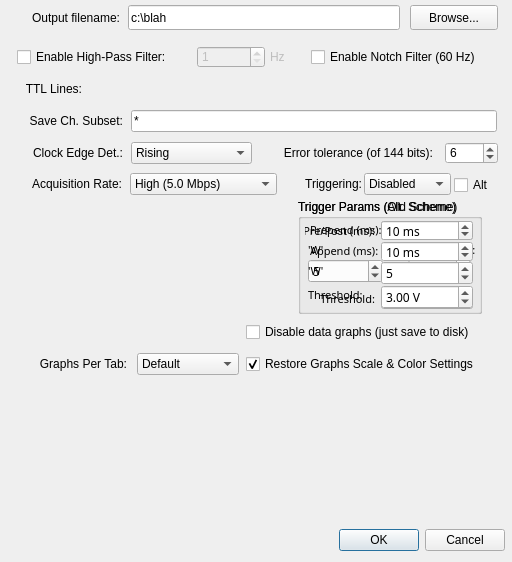
Old version of the form Bug_ConfigDialog.ui in the repository acorver/SpikeGL.
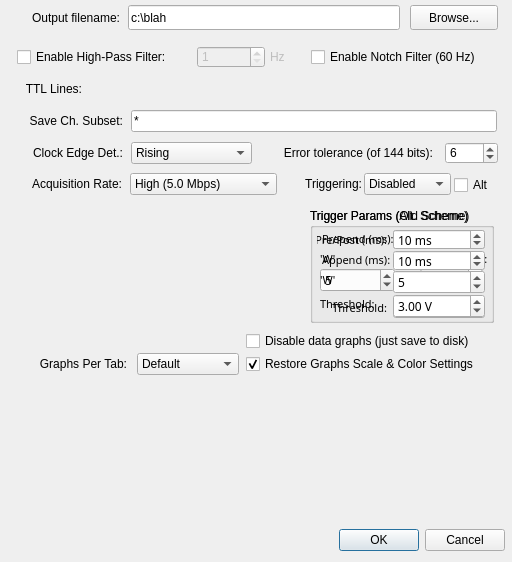
New version of the form. Icons and pictures are not drawn.

Diff of the .ui file:
```diff
--- a/Bug_ConfigDialog.ui
+++ b/Bug_ConfigDialog.ui
@@ -138,7 +138,7 @@
    <property name="geometry">
     <rect>
      <x>246</x>
-     <y>321</y>
+     <y>330</y>
      <width>261</width>
      <height>22</height>
     </rect>
@@ -652,8 +652,8 @@
   <widget class="QGroupBox" name="trigParams">
    <property name="geometry">
     <rect>
-     <x>298</x>
-     <y>199</y>
+     <x>310</x>
+     <y>208</y>
      <width>184</width>
      <height>115</height>
     </rect>
@@ -919,8 +919,8 @@
    </property>
    <property name="geometry">
     <rect>
-     <x>298</x>
-     <y>199</y>
+     <x>310</x>
+     <y>208</y>
      <width>184</width>
      <height>115</height>
     </rect>
```
